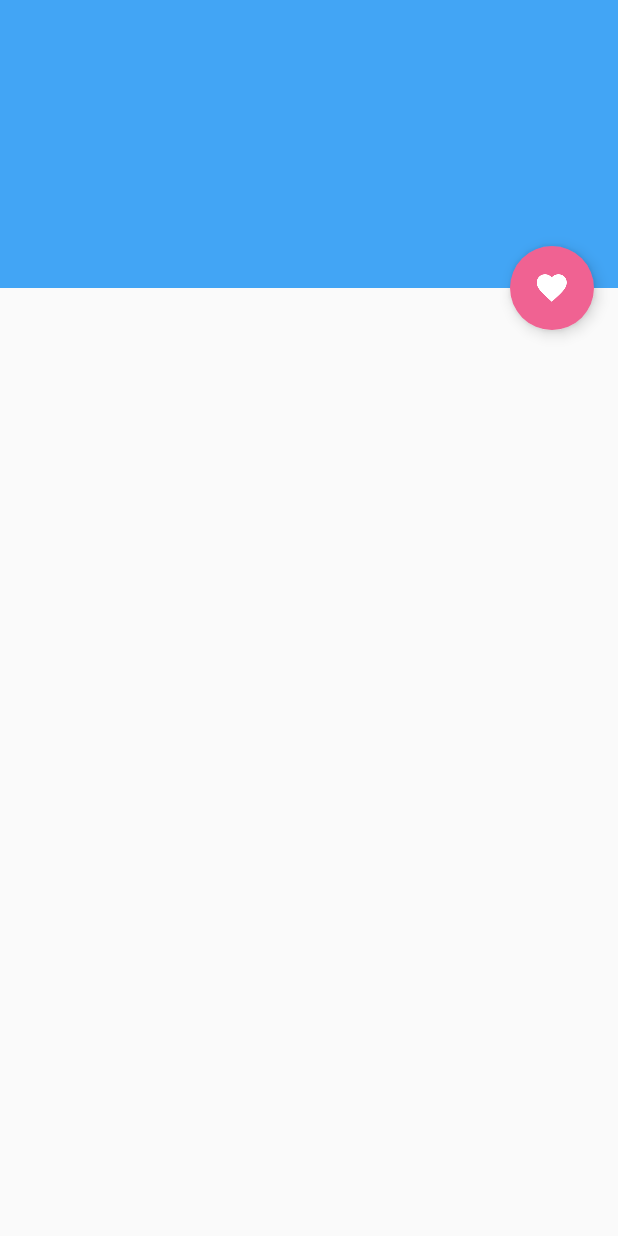
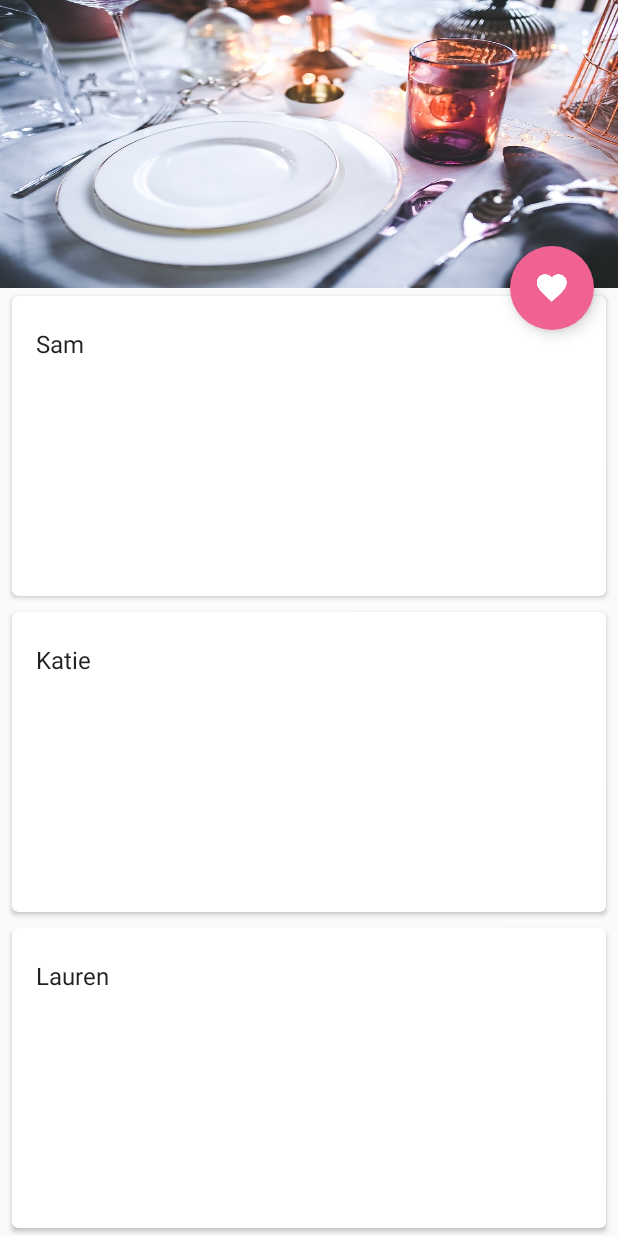
Before and after one commit to Net-Geek/Lunchr, an Android app: the screen it shows after launch (MainActivity), on a phone screen of 412 x 824 dp. Run offline under Robolectric (Android 15) with nearby library versions, the phone set to English and light mode, and no system bars; libraries missing offline, so code that uses them is left out: android.support.v7; 1 statement that could not run was skipped.

Commit message:
MainActivity UI Updates with collapsable scrolling on versions 14+

```diff
--- a/app/build.gradle
+++ b/app/build.gradle
@@ -17,6 +17,7 @@ android {
             proguardFiles getDefaultProguardFile('proguard-android.txt'), 'proguard-rules.pro'
         }
     }
+    sourceSets { main { res.srcDirs = ['src/main/res', 'src/main/res/nodpi'] } }
 }
 
 dependencies {
--- /dev/null
+++ b/app/src/main/java/edu/uc/dto/PreviousDates.java
@@ -0,0 +1,14 @@
+package edu.uc.dto;
+
+/**
+ * Created by Suleiman on 14-04-2015.
+ */
+public class PreviousDates {
+    public String name;
+
+    public static final String[] data = {"Sam","Katie","Lauren","Janice","Kim"};
+
+    PreviousDates(String name){
+        this.name=name;
+    }
+}
--- a/app/src/main/java/edu/uc/ui/activities/MainActivity.java
+++ b/app/src/main/java/edu/uc/ui/activities/MainActivity.java
@@ -1,24 +1,98 @@
 package edu.uc.ui.activities;
 
-import android.support.design.widget.Snackbar;
+import android.graphics.Bitmap;
+import android.graphics.BitmapFactory;
+import android.support.design.widget.CollapsingToolbarLayout;
 import android.os.Bundle;
 import android.support.v7.app.AppCompatActivity;
-import android.view.View;
+import android.support.v7.graphics.Palette;
+import android.support.v7.widget.LinearLayoutManager;
+import android.support.v7.widget.RecyclerView;
+import android.support.v7.widget.Toolbar;
+import android.view.Menu;
+import android.view.MenuItem;
+
+import java.util.ArrayList;
+import java.util.List;
 
 import edu.uc.R;
+import edu.uc.dto.PreviousDates;
+import edu.uc.ui.adapters.SimpleRecyclerAdapter;
 
 public class MainActivity extends AppCompatActivity {
+    CollapsingToolbarLayout collapsingToolbar;
+    RecyclerView recyclerView;
+    int toolbarScrimColor = R.attr.colorPrimary;
+    int titleScrimColor = R.color.white;
+    SimpleRecyclerAdapter simpleRecyclerAdapter;
 
     @Override
     protected void onCreate(Bundle savedInstanceState) {
         super.onCreate(savedInstanceState);
         setContentView(R.layout.activity_main);
 
-        findViewById(R.id.fab).setOnClickListener(new View.OnClickListener() {
+        final Toolbar toolbar = (Toolbar) findViewById(R.id.anim_toolbar);
+        setSupportActionBar(toolbar);
+
+        Bitmap bitmap = BitmapFactory.decodeResource(getResources(),
+                R.drawable.header);
+
+        Palette.from(bitmap).generate(new Palette.PaletteAsyncListener() {
             @Override
-            public void onClick(View view) {
-                Snackbar.make(view, "Hello Snackbar", Snackbar.LENGTH_LONG).show();
+            public void onGenerated(Palette palette) {
+                applyPalette(palette);
             }
         });
+
+        collapsingToolbar = (CollapsingToolbarLayout) findViewById(R.id.collapsing_toolbar);
+        collapsingToolbar.setTitle("Dates");
+        collapsingToolbar.setExpandedTitleColor(getResources().getColor(android.R.color.transparent));
+
+        recyclerView = (RecyclerView) findViewById(R.id.scrollableview);
+
+        recyclerView.setHasFixedSize(true);
+        LinearLayoutManager linearLayoutManager = new LinearLayoutManager(this);
+        recyclerView.setLayoutManager(linearLayoutManager);
+
+        List<String> listData = new ArrayList<String>();
+        int ct = 0;
+        for (int i = 0; i < PreviousDates.data.length; i++) {
+            listData.add(PreviousDates.data[ct]);
+            ct++;
+            if (ct == PreviousDates.data.length) {
+                ct = 0;
+            }
+        }
+
+        if (simpleRecyclerAdapter == null) {
+            simpleRecyclerAdapter = new SimpleRecyclerAdapter(listData);
+            recyclerView.setAdapter(simpleRecyclerAdapter);
+        }
+
+    }
+
+    @Override
+    public boolean onCreateOptionsMenu(Menu menu) {
+        getMenuInflater().inflate(R.menu.menu_main, menu);
+        return true;
+    }
+
+    @Override
+    public boolean onOptionsItemSelected(MenuItem item) {
+        switch (item.getItemId()) {
+            case android.R.id.home:
+                finish();
+                return true;
+            case R.id.action_settings:
+                return true;
+        }
+        return super.onOptionsItemSelected(item);
+    }
+
+    private void applyPalette(Palette palette) {
+        int primaryDark = getResources().getColor(R.color.primary_dark);
+        int primary = getResources().getColor(R.color.primary);
+        collapsingToolbar.setContentScrimColor(palette.getMutedColor(primary));
+        collapsingToolbar.setStatusBarScrimColor(palette.getDarkMutedColor(primaryDark));
     }
 }
--- a/app/src/main/java/edu/uc/ui/adapters/SimpleRecyclerAdapter.java
+++ b/app/src/main/java/edu/uc/ui/adapters/SimpleRecyclerAdapter.java
@@ -1,108 +1,88 @@
-//package edu.uc.ui.adapters;
-//
-//import android.content.Context;
-//import android.support.v7.widget.CardView;
-//import android.support.v7.widget.RecyclerView;
-//import android.view.LayoutInflater;
-//import android.view.View;
-//import android.view.ViewGroup;
-//import android.widget.TextView;
-//
-//import java.util.ArrayList;
-//import java.util.List;
-//
-//import edu.uc.R;
-//
-//public class SimpleRecyclerAdapter extends RecyclerView.Adapter<SimpleRecyclerAdapter.VersionViewHolder> {
-//    List<String> versionModels;
-//    Boolean isHomeList = false;
-//
-//    public static List<String> homeActivitiesList = new ArrayList<String>();
-//    public static List<String> homeActivitiesSubList = new ArrayList<String>();
-//    Context context;
-//    OnItemClickListener clickListener;
-//
-//
-//    public void setHomeActivitiesList(Context context) {
-//        //String[] listArray = context.getResources().getStringArray(R.array.home_activities);
-//        String[] subTitleArray = context.getResources().getStringArray(R.array.home_activities_subtitle);
-//        for (int i = 0; i < listArray.length; ++i) {
-//            homeActivitiesList.add(listArray[i]);
-//            homeActivitiesSubList.add(subTitleArray[i]);
-//        }
-//    }
-//
-//    public SimpleRecyclerAdapter(Context context) {
-//        isHomeList = true;
-//        this.context = context;
-//        setHomeActivitiesList(context);
-//    }
-//
-//
-//    public SimpleRecyclerAdapter(List<String> versionModels) {
-//        isHomeList = false;
-//        this.versionModels = versionModels;
-//
-//    }
-//
-//    @Override
-//    public VersionViewHolder onCreateViewHolder(ViewGroup viewGroup, int i) {
-//        View view = LayoutInflater.from(viewGroup.getContext()).inflate(R.layout.recyclerlist_item, viewGroup, false);
-//        VersionViewHolder viewHolder = new VersionViewHolder(view);
-//        return viewHolder;
-//    }
-//
-//    @Override
-//    public void onBindViewHolder(VersionViewHolder versionViewHolder, int i) {
-//        if (isHomeList) {
-//            versionViewHolder.title.setText(homeActivitiesList.get(i));
-//            versionViewHolder.subTitle.setText(homeActivitiesSubList.get(i));
-//        } else {
-//            versionViewHolder.title.setText(versionModels.get(i));
-//        }
-//    }
-//
-//    @Override
-//    public int getItemCount() {
-//        if (isHomeList)
-//            return homeActivitiesList == null ? 0 : homeActivitiesList.size();
-//        else
-//            return versionModels == null ? 0 : versionModels.size();
-//    }
-//
-//
-//    class VersionViewHolder extends RecyclerView.ViewHolder implements View.OnClickListener {
-//        CardView cardItemLayout;
-//        TextView title;
-//        TextView subTitle;
-//
-//        public VersionViewHolder(View itemView) {
-//            super(itemView);
-//
-//            cardItemLayout = (CardView) itemView.findViewById(R.id.cardlist_item);
-//            title = (TextView) itemView.findViewById(R.id.listitem_name);
-//            subTitle = (TextView) itemView.findViewById(R.id.listitem_subname);
-//
-//            if (isHomeList) {
-//                itemView.setOnClickListener(this);
-//            } else {
-//                subTitle.setVisibility(View.GONE);
-//            }
-//
-//        }
-//
-//        @Override
-//        public void onClick(View v) {
-//            clickListener.onItemClick(v, getPosition());
-//        }
-//    }
-//
-//    public interface OnItemClickListener {
-//        public void onItemClick(View view, int position);
-//    }
-//
-//    public void SetOnItemClickListener(final OnItemClickListener itemClickListener) {
-//        this.clickListener = itemClickListener;
-//    }
-//
-//}
+package edu.uc.ui.adapters;
+
+import android.support.v7.widget.CardView;
+import android.support.v7.widget.RecyclerView;
+import android.view.LayoutInflater;
+import android.view.View;
+import android.view.ViewGroup;
+import android.widget.TextView;
+
+import java.util.ArrayList;
+import java.util.List;
+
+import edu.uc.R;
+
+public class SimpleRecyclerAdapter extends RecyclerView.Adapter<SimpleRecyclerAdapter.VersionViewHolder> {
+    List<String> versionModels;
+    Boolean isHomeList = false;
+
+    public static List<String> homeActivitiesList = new ArrayList<String>();
+    public static List<String> homeActivitiesSubList = new ArrayList<String>();
+    OnItemClickListener clickListener;
+
+    public SimpleRecyclerAdapter(List<String> versionModels) {
+        isHomeList = false;
+        this.versionModels = versionModels;
+
+    }
+
+    @Override
+    public VersionViewHolder onCreateViewHolder(ViewGroup viewGroup, int i) {
+        View view = LayoutInflater.from(viewGroup.getContext()).inflate(R.layout.recyclerlist_item, viewGroup, false);
+        VersionViewHolder viewHolder = new VersionViewHolder(view);
+        return viewHolder;
+    }
+
+    @Override
+    public void onBindViewHolder(VersionViewHolder versionViewHolder, int i) {
+        if (isHomeList) {
+            versionViewHolder.title.setText(homeActivitiesList.get(i));
+            versionViewHolder.subTitle.setText(homeActivitiesSubList.get(i));
+        } else {
+            versionViewHolder.title.setText(versionModels.get(i));
+        }
+    }
+
+    @Override
+    public int getItemCount() {
+        if (isHomeList)
+            return homeActivitiesList == null ? 0 : homeActivitiesList.size();
+        else
+            return versionModels == null ? 0 : versionModels.size();
+    }
+
+    class VersionViewHolder extends RecyclerView.ViewHolder implements View.OnClickListener {
+        CardView cardItemLayout;
+        TextView title;
+        TextView subTitle;
+
+        public VersionViewHolder(View itemView) {
+            super(itemView);
+
+            cardItemLayout = (CardView) itemView.findViewById(R.id.cardlist_item);
+            title = (TextView) itemView.findViewById(R.id.listitem_name);
+            subTitle = (TextView) itemView.findViewById(R.id.listitem_subname);
+
+            if (isHomeList) {
+                itemView.setOnClickListener(this);
+            } else {
+                subTitle.setVisibility(View.GONE);
+            }
+
+        }
+
+        @Override
+        public void onClick(View v) {
+            clickListener.onItemClick(v, getPosition());
+        }
+    }
+
+    public interface OnItemClickListener {
+        public void onItemClick(View view, int position);
+    }
+
+    public void SetOnItemClickListener(final OnItemClickListener itemClickListener) {
+        this.clickListener = itemClickListener;
+    }
+
+}
--- a/app/src/main/res/layout/activity_main.xml
+++ b/app/src/main/res/layout/activity_main.xml
@@ -1,27 +1,48 @@
-<android.support.design.widget.CoordinatorLayout
-    xmlns:android="http://schemas.android.com/apk/res/android"
+<android.support.design.widget.CoordinatorLayout xmlns:android="http://schemas.android.com/apk/res/android"
     xmlns:app="http://schemas.android.com/apk/res-auto"
     android:layout_width="match_parent"
     android:layout_height="match_parent">
 
     <android.support.design.widget.AppBarLayout
-        android:id="@+id/collapsableToolbar"
+        android:id="@+id/appBar"
+        android:layout_width="match_parent"
         android:layout_height="192dp"
-        android:layout_width="match_parent"
         android:fitsSystemWindows="true"
-        android:theme="@style/AppTheme">
+        android:theme="@style/ThemeOverlay.AppCompat.Dark.ActionBar">
 
         <android.support.design.widget.CollapsingToolbarLayout
+            android:id="@+id/collapsing_toolbar"
             android:layout_width="match_parent"
             android:layout_height="match_parent"
+            android:fitsSystemWindows="true"
+            app:contentScrim="?attr/colorPrimary"
+            app:expandedTitleMarginEnd="64dp"
+            app:expandedTitleMarginStart="48dp"
             app:layout_scrollFlags="scroll|exitUntilCollapsed">
 
+            <ImageView
+                android:id="@+id/header"
+                android:layout_width="match_parent"
+                android:layout_height="match_parent"
+                android:background="@drawable/header"
+                android:fitsSystemWindows="true"
+                android:scaleType="centerCrop"
+                app:layout_collapseMode="parallax" />
+
             <android.support.v7.widget.Toolbar
+                android:id="@+id/anim_toolbar"
+                android:layout_width="match_parent"
                 android:layout_height="?attr/actionBarSize"
-                android:layout_width="match_parent"
-                app:layout_collapseMode="pin"/>
+                app:layout_collapseMode="pin"
+                app:popupTheme="@style/ThemeOverlay.AppCompat.Light" />
         </android.support.design.widget.CollapsingToolbarLayout>
     </android.support.design.widget.AppBarLayout>
+
+    <android.support.v7.widget.RecyclerView
+        android:id="@+id/scrollableview"
+        android:layout_width="match_parent"
+        android:layout_height="match_parent"
+        app:layout_behavior="@string/appbar_scrolling_view_behavior" />
 
     <android.support.design.widget.FloatingActionButton
         android:id="@+id/fab"
@@ -30,10 +51,10 @@
         android:layout_margin="16dp"
         android:clickable="true"
         android:src="@drawable/ic_favorite_white_24dp"
+        app:borderWidth="0dp"
+        app:elevation="6dp"
         app:fabSize="normal"
-        app:elevation="6dp"
-        app:borderWidth="0dp"
-        app:layout_anchor="@id/collapsableToolbar"
-        app:layout_anchorGravity="bottom|right|end"/>
+        app:layout_anchor="@id/appBar"
+        app:layout_anchorGravity="bottom|right|end" />
 
 </android.support.design.widget.CoordinatorLayout>
--- /dev/null
+++ b/app/src/main/res/layout/recyclerlist_item.xml
@@ -0,0 +1,44 @@
+<?xml version="1.0" encoding="utf-8"?>
+<android.support.v7.widget.CardView xmlns:android="http://schemas.android.com/apk/res/android"
+    xmlns:card_view="http://schemas.android.com/apk/res-auto"
+    android:orientation="vertical"
+    android:id="@+id/cardlist_item"
+    android:layout_width="match_parent"
+    android:layout_height="200dp"
+    card_view:cardCornerRadius="4dp"
+    card_view:cardElevation="@dimen/cardview_default_elevation"
+    android:foreground="?android:attr/selectableItemBackground"
+    android:layout_marginLeft="8dp"
+    android:layout_marginRight="8dp"
+    android:layout_marginTop="5dp"
+    android:layout_marginBottom="5dp">
+
+    <LinearLayout
+        android:layout_width="match_parent"
+        android:paddingLeft="@dimen/activity_horizontal_margin"
+        android:paddingRight="@dimen/activity_horizontal_margin"
+        android:paddingTop="8dp"
+        android:paddingBottom="8dp"
+        android:gravity="center_vertical"
+        android:layout_height="?attr/listPreferredItemHeight"
+        android:orientation="vertical">
+
+        <TextView
+            android:id="@+id/listitem_name"
+            android:layout_width="wrap_content"
+            android:layout_height="wrap_content"
+            android:text="Android version name"
+            android:textColor="@color/primary_text_default_material_light"
+            android:textSize="@dimen/abc_text_size_subhead_material" />
+
+        <TextView
+            android:id="@+id/listitem_subname"
+            android:layout_width="match_parent"
+            android:layout_height="wrap_content"
+            android:text="Test"
+            android:paddingTop="3dp"
+            android:textColor="@color/secondary_text_default_material_light"
+            android:textSize="@dimen/abc_text_size_caption_material" />
+    </LinearLayout>
+
+</android.support.v7.widget.CardView>
--- a/app/src/main/res/values/styles.xml
+++ b/app/src/main/res/values/styles.xml
@@ -3,5 +3,6 @@
         <item name="colorPrimary">@color/primary</item>
         <item name="colorPrimaryDark">@color/primary_dark</item>
         <item name="colorAccent">@color/accent</item>
+        <item name="android:windowTranslucentStatus">true</item>
     </style>
 </resources>
```
Also changed, not shown: app/src/main/res/drawable-hdpi/ic_drawer.png (deleted), app/src/main/res/drawable-hdpi/ic_menu_white_48dp.png (added), app/src/main/res/drawable-mdpi/ic_drawer.png (deleted), app/src/main/res/drawable-mdpi/ic_menu_white_48dp.png (added), app/src/main/res/drawable-nodpi/header.jpg (added), app/src/main/res/drawable-xhdpi/ic_drawer.png (deleted), app/src/main/res/drawable-xhdpi/ic_menu_white_48dp.png (added), app/src/main/res/drawable-xxhdpi/ic_drawer.png (deleted), app/src/main/res/drawable-xxhdpi/ic_menu_white_48dp.png (added), app/src/main/res/drawable-xxxhdpi/ic_menu_white_48dp.png (added), 1 other file.
